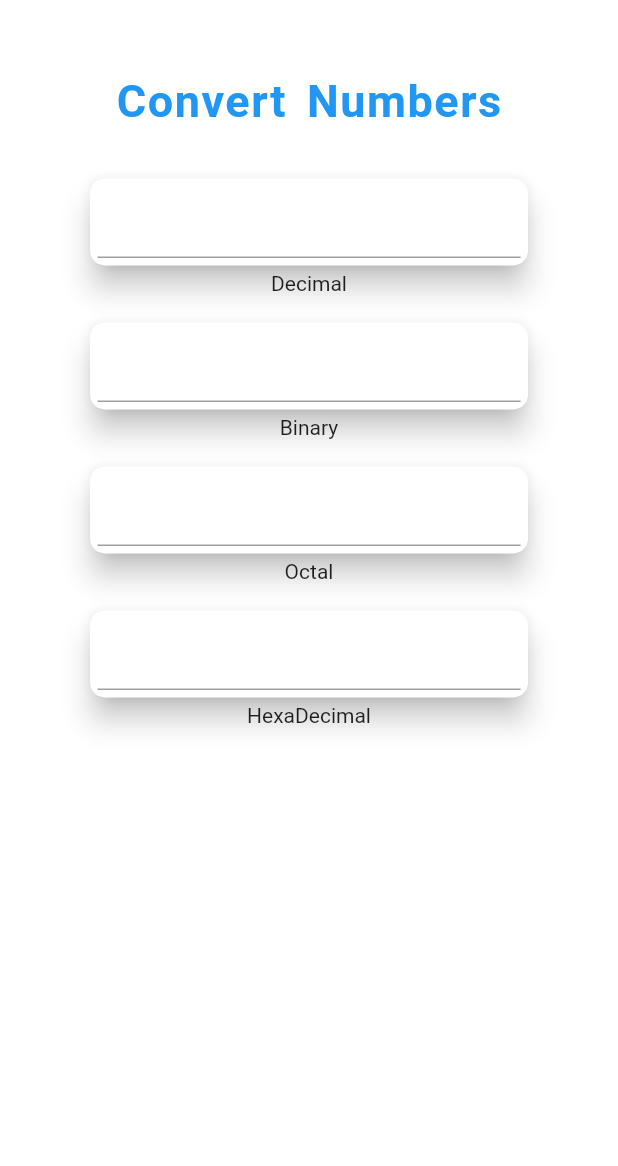
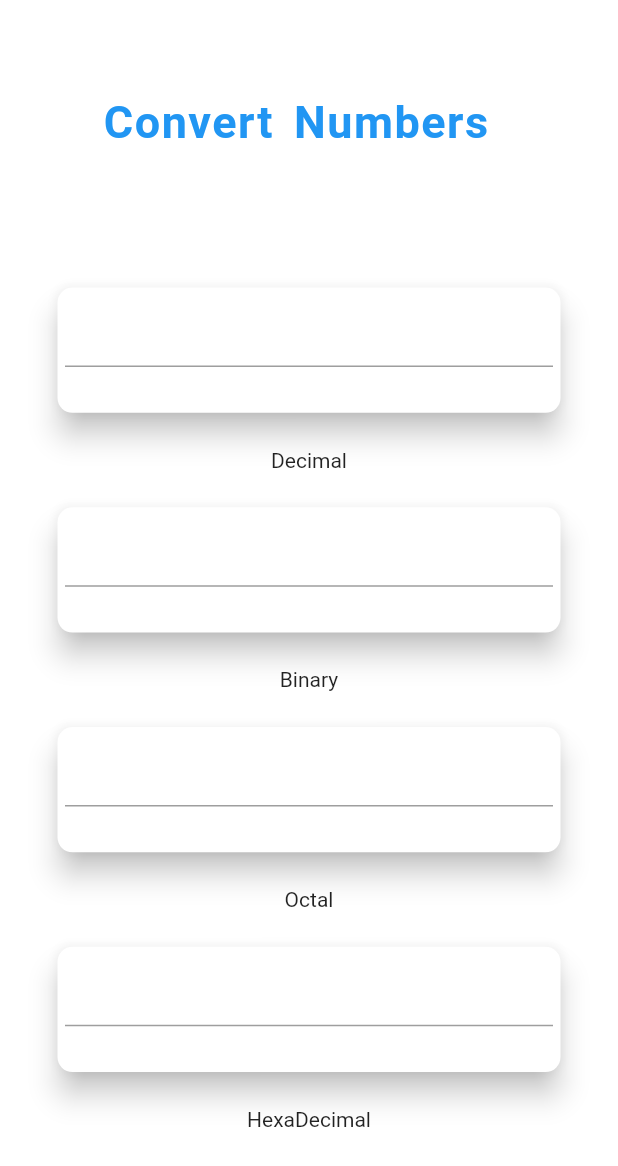
Before and after one commit to santoshakil/base_converter, a Flutter app: the screen it shows after launch, on a phone screen of 412 x 824 dp. Shown: the top 1166 px of the screen. Run offline on Flutter 3.47's test engine with Material 2 defaults, Android fonts, the phone set to English and light mode, and no system bars.

Commit message:
first commit

```diff
--- a/lib/main.dart
+++ b/lib/main.dart
@@ -33,16 +33,23 @@ class _BaseConverterState extends State<BaseConverter> {
   Widget build(BuildContext context) {
     return Scaffold(
       backgroundColor: Colors.white,
-      resizeToAvoidBottomPadding: false,
-      body: Center(
+      resizeToAvoidBottomPadding: true,
+      body: Container(
+        height: MediaQuery.of(context).size.height,
+        width: MediaQuery.of(context).size.width,
+        alignment: Alignment.center,
+        child: SingleChildScrollView(
           child: Column(
             mainAxisAlignment: MainAxisAlignment.start,
             crossAxisAlignment: CrossAxisAlignment.center,
+            mainAxisSize: MainAxisSize.min,
             children: <Widget>[
               SizedBox(
-              height: 50,
+                height: MediaQuery.of(context).size.height / 15,
               ),
               Container(
+                height: MediaQuery.of(context).size.height / 10,
+                width: MediaQuery.of(context).size.width / 1.5,
                 child: new Text(
                   "Convert Numbers",
                   style: TextStyle(
@@ -54,9 +61,10 @@ class _BaseConverterState extends State<BaseConverter> {
                   ),
                 ),
               ),
-            SizedBox(height: 30),
+              SizedBox(height: MediaQuery.of(context).size.height / 20),
               Container(
-              width: 300,
+                height: MediaQuery.of(context).size.height / 9,
+                width: MediaQuery.of(context).size.width / 1.2,
                 child: Card(
                   shape: RoundedRectangleBorder(
                     borderRadius: BorderRadius.circular(10),
@@ -83,12 +91,15 @@ class _BaseConverterState extends State<BaseConverter> {
                   ),
                 ),
               ),
-            SizedBox(
-              height: 30,
+              Container(
+                alignment: Alignment.center,
+                height: MediaQuery.of(context).size.height / 15,
+                width: MediaQuery.of(context).size.width / 1.2,
                 child: Text("Decimal"),
               ),
               Container(
-              width: 300,
+                height: MediaQuery.of(context).size.height / 9,
+                width: MediaQuery.of(context).size.width / 1.2,
                 child: Card(
                   shape: RoundedRectangleBorder(
                     borderRadius: BorderRadius.circular(10),
@@ -113,12 +124,15 @@ class _BaseConverterState extends State<BaseConverter> {
                   ),
                 ),
               ),
-            SizedBox(
-              height: 30,
+              Container(
+                alignment: Alignment.center,
+                height: MediaQuery.of(context).size.height / 15,
+                width: MediaQuery.of(context).size.width / 1.2,
                 child: Text("Binary"),
               ),
               Container(
-              width: 300,
+                height: MediaQuery.of(context).size.height / 9,
+                width: MediaQuery.of(context).size.width / 1.2,
                 child: Card(
                   shape: RoundedRectangleBorder(
                     borderRadius: BorderRadius.circular(10),
@@ -144,12 +158,15 @@ class _BaseConverterState extends State<BaseConverter> {
                   ),
                 ),
               ),
-            SizedBox(
-              height: 30,
+              Container(
+                alignment: Alignment.center,
+                height: MediaQuery.of(context).size.height / 15,
+                width: MediaQuery.of(context).size.width / 1.2,
                 child: Text("Octal"),
               ),
               Container(
-              width: 300,
+                height: MediaQuery.of(context).size.height / 9,
+                width: MediaQuery.of(context).size.width / 1.2,
                 child: Card(
                   shape: RoundedRectangleBorder(
                     borderRadius: BorderRadius.circular(10),
@@ -177,11 +194,15 @@ class _BaseConverterState extends State<BaseConverter> {
                   ),
                 ),
               ),
-            SizedBox(
-              height: 30,
+              Container(
+                alignment: Alignment.center,
+                height: MediaQuery.of(context).size.height / 15,
+                width: MediaQuery.of(context).size.width / 1.2,
                 child: Text("HexaDecimal"),
               ),
+              SizedBox(height: MediaQuery.of(context).size.height / 20),
             ],
+          ),
         ),
       ),
     );
```
Lines whose indentation alone changed are shown as unchanged.
